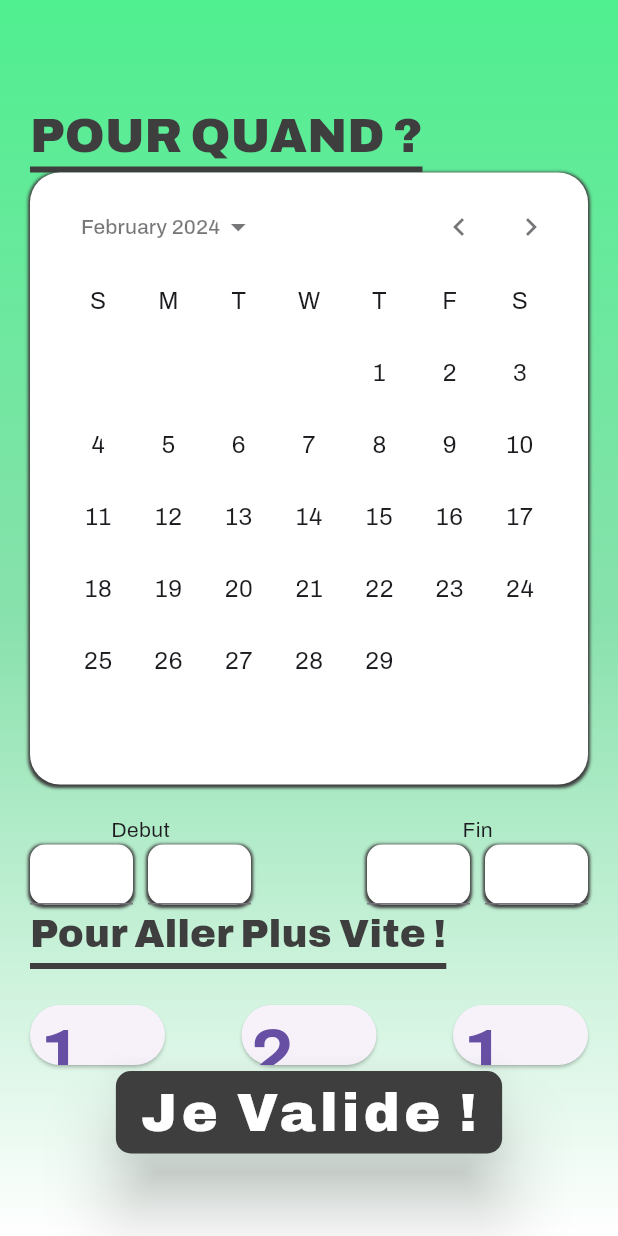
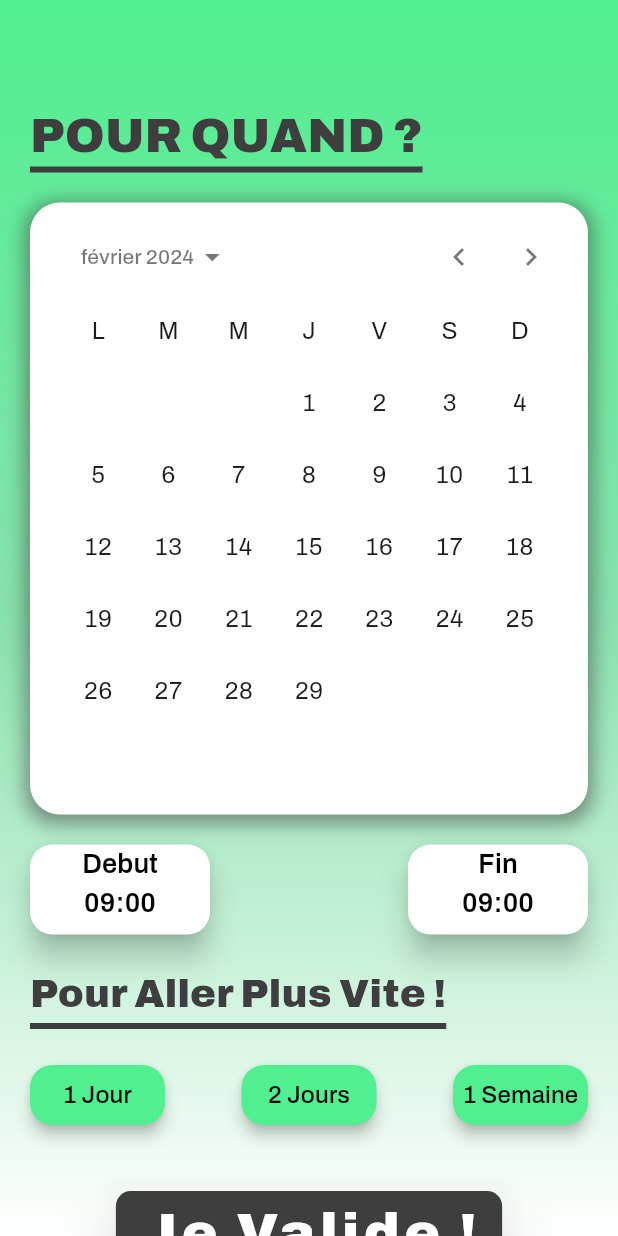
Before and after one commit to ByWizKi/best_rent, a Flutter app: the DatesPage screen opened directly, after a tap on the "chevron left" icon, on a phone screen of 412 x 824 dp. Run offline on Flutter 3.47's test engine with Material 3 defaults, Android fonts, the phone set to English and light mode, and no system bars; drawn by our look-alikes of calendar_date_picker2; our stand-ins replace flutter_datetime_picker_plus, flutter_svg, geocoding, geolocator, google_fonts; missing offline and left inert: google_geocoding_api, google_maps_places_autocomplete_widgets.

Commit message:
Date Picker page 70

```diff
--- a/lib/main.dart
+++ b/lib/main.dart
@@ -1,6 +1,7 @@
 import 'package:best_rent/screens/splash_screen/splash_screen.dart';
 import 'package:best_rent/themes/theme_data.dart';
 import 'package:flutter/material.dart';
+import 'package:flutter_localizations/flutter_localizations.dart';
 
 void main() {
   runApp(const MyApp());
@@ -16,6 +17,10 @@ class MyApp extends StatelessWidget {
       theme: appTheme(),
       home: const SplashScreen(),
       debugShowCheckedModeBanner: false,
+      localizationsDelegates: GlobalMaterialLocalizations.delegates,
+      supportedLocales: const [
+        Locale('fr', 'FR'),
+      ],
     );
   }
 }
--- a/lib/pages/dates_page/components/button_submit_date.dart
+++ b/lib/pages/dates_page/components/button_submit_date.dart
@@ -7,7 +7,9 @@ Widget buttonSubmitDate(context) {
     width: MediaQuery.of(context).size.width / 1.6,
     height: 55,
     child: ElevatedButton(
-      onPressed: () {},
+      onPressed: () {
+
+      },
       style: ElevatedButton.styleFrom(
         backgroundColor: AppColors.blackColor2,
         surfaceTintColor: AppColors.blackColor2,
--- a/lib/pages/dates_page/components/date_picker.dart
+++ b/lib/pages/dates_page/components/date_picker.dart
@@ -1,56 +1,64 @@
+import 'dart:developer';
+
+import 'package:best_rent/services/date_picker/date_picker.dart';
 import 'package:best_rent/themes/app_colors.dart';
 import 'package:best_rent/themes/app_text_styles.dart';
 import 'package:calendar_date_picker2/calendar_date_picker2.dart';
 import 'package:flutter/material.dart';
 
-Widget DatePicker(context) {
+Widget datePicker(context) {
   return Container(
+    margin: const EdgeInsets.only(top: 20.0, bottom: 20.0),
     padding: const EdgeInsets.all(10),
     decoration: const BoxDecoration(
         color: AppColors.whiteColor,
         borderRadius: BorderRadius.all(Radius.circular(20.0)),
         boxShadow: [
           BoxShadow(
-              color: AppColors.blackColor2,
-              spreadRadius: 1,
-              blurRadius: 1,
-              offset: Offset(0, 1),
+            color: Color.fromRGBO(62, 62, 62, 0.527),
+            spreadRadius: 3,
+            blurRadius: 10,
+            offset: Offset(0, 3),
           )
         ]),
     child: CalendarDatePicker2(
       config: CalendarDatePicker2Config(
         calendarType: CalendarDatePicker2Type.range,
         firstDate: DateTime.now(),
-          lastDate: DateTime.now().add(const Duration(days: 365)),
         calendarViewMode: DatePickerMode.day,
         lastMonthIcon: lastMonthIcon,
         nextMonthIcon: nextMonthIcon,
-          weekdayLabels: labelDays(),
+        centerAlignModePicker: true,
+        customModePickerIcon: const SizedBox(),
+        controlsTextStyle: AppTextStyles.controlsTextStyle,
         weekdayLabelTextStyle: AppTextStyles.labelDaysTextStyle,
+        dayTextStyle: AppTextStyles.daysTextStyle,
+        selectedRangeDayTextStyle: AppTextStyles.selectedDaysTextStyle,
+        selectedDayTextStyle: AppTextStyles.selectedDaysTextStyle,
+        rangeBidirectional: true,
         selectedDayHighlightColor: AppColors.primaryColor,
         selectedRangeHighlightColor: AppColors.secondaryColorBis,
-          dayTextStyle: AppTextStyles.daysTextStyle,
-          rangeBidirectional: true,
         dayBorderRadius: BorderRadius.circular(10),
       ),
       value: [
         DateTime.now(),
         DateTime.now().add(const Duration(days: 1)),
       ],
-        onValueChanged: (value) {},
-      ));
+      onValueChanged: (value) async {
+        if (value.length == 2) {
+          try {
+            debugPrint("Upadating date : $value");
+            await updateDate(value);
+            debugPrint("Date updated successfully : $value");
+
+            log('Date updated successfully : $value');
+          } catch (error) {
+            log(error.toString());
           }
-
-List<String>? labelDays() {
-  return [
-    'Lun',
-    'Mar',
-    'Mer',
-    'Jeu',
-    'Ven',
-    'Sam',
-    'Dim',
-  ];
+        }
+      },
+    ),
+  );
 }
 
 BoxDecoration decorationDatePicker() {
--- a/lib/pages/dates_page/components/suggestion_date_widget.dart
+++ b/lib/pages/dates_page/components/suggestion_date_widget.dart
@@ -1,14 +1,21 @@
+import 'package:best_rent/themes/app_colors.dart';
+import 'package:best_rent/themes/app_text_styles.dart';
 import 'package:flutter/material.dart';
 
 Widget suggestionDateSection(context, text) {
   return ElevatedButton(
     style: ButtonStyle(
+        elevation: MaterialStateProperty.all(4),
+        backgroundColor: MaterialStateProperty.all(AppColors.primaryColor),
         fixedSize: MaterialStateProperty.all<Size>(const Size(90, 40)),
         shape: MaterialStatePropertyAll<RoundedRectangleBorder>(
             RoundedRectangleBorder(
-          borderRadius: BorderRadius.circular(20.0),
+          borderRadius: BorderRadius.circular(15),
         ))),
     onPressed: () => {},
-    child: Text(text),
+    child: Text(
+      text,
+      style: AppTextStyles.suggestionDateTimePickerTextStyle,
+    ),
   );
 }
--- a/lib/pages/dates_page/components/suggestion_text.dart
+++ b/lib/pages/dates_page/components/suggestion_text.dart
@@ -3,7 +3,7 @@ import 'package:flutter/material.dart';
 
 Widget textSuggestionSection(context) {
   return Container(
-    margin: const EdgeInsets.only(bottom: 20.0),
+    margin: const EdgeInsets.only(top: 20.0, bottom: 20.0),
     decoration: const BoxDecoration(
       border: Border(
           bottom: BorderSide(
--- a/lib/pages/dates_page/components/time_picker.dart
+++ b/lib/pages/dates_page/components/time_picker.dart
@@ -1,49 +1,61 @@
+import 'package:best_rent/services/date_picker/date_picker.dart';
 import 'package:best_rent/themes/app_colors.dart';
+import 'package:best_rent/themes/app_text_styles.dart';
 import 'package:flutter/material.dart';
-import 'package:flutter/services.dart';
+import 'package:flutter_datetime_picker_plus/flutter_datetime_picker_plus.dart';
 
-Widget timePicker(context, text) {
-  return Container(
-    margin: const EdgeInsets.only(top: 20.0),
-    child: Column(
-      children: [
-        Text(
-          text,
-        ),
-        Row(
-          mainAxisAlignment: MainAxisAlignment.center,
-          children: [
-            inputTime(context),
-            const SizedBox(width: 10.0),
-            inputTime(context),
-          ],
-        )
-      ],
-    ),
-  );
+class TimePicker extends StatefulWidget {
+  final String text;
+  const TimePicker({super.key, required this.text});
+  @override
+  State<TimePicker> createState() => _TimePickerState();
 }
 
-Widget inputTime(context) {
-  return Container(
-    width: MediaQuery.of(context).size.width / 6,
-    height: 40,
-    decoration: const BoxDecoration(
-      color: AppColors.whiteColor,
-      borderRadius: BorderRadius.all(Radius.circular(10.0)),
-      boxShadow: [
-        BoxShadow(
-          color: AppColors.blackColor2,
-          spreadRadius: 1,
-          blurRadius: 1,
-          offset: Offset(0, 1),
-        )
-      ],
-    ),
-    child: const TextField(
-      decoration: InputDecoration(counterText: ""),
-      maxLength: 2,
-      maxLengthEnforcement: MaxLengthEnforcement.enforced,
-      keyboardType: TextInputType.number,
-    ),
-  );
+class _TimePickerState extends State<TimePicker> {
+  String time = '09:00';
+  @override
+  Widget build(BuildContext context) {
+    return ElevatedButton(
+        style: ButtonStyle(
+          fixedSize: MaterialStateProperty.all<Size>(const Size(120, 60)),
+          elevation: MaterialStateProperty.all(8),
+          shape: MaterialStatePropertyAll<RoundedRectangleBorder>(
+            RoundedRectangleBorder(
+              borderRadius: BorderRadius.circular(15),
+            ),
+          ),
+          surfaceTintColor:
+              const MaterialStatePropertyAll<Color>(Colors.transparent),
+          backgroundColor: MaterialStateProperty.all(AppColors.whiteColor),
+        ),
+        onPressed: () {
+          DatePicker.showTimePicker(
+            context,
+            showTitleActions: true,
+            showSecondsColumn: false,
+            onConfirm: (time) async {
+              setState(
+                () {
+                  this.time = '${time.hour}:${time.minute}';
+                },
+              );
+              if (widget.text == 'Debut') {
+                await updateTime(time, true);
+              } else {
+                await updateTime(time, false);
+              }
+            },
+          );
+        },
+        child: Column(children: [
+          Text(
+            widget.text,
+            style: AppTextStyles.timePickerTextStyle,
+          ),
+          Text(
+            time,
+            style: AppTextStyles.timePickerTextStyle,
+          ),
+        ]));
+  }
 }
--- a/lib/pages/dates_page/dates_pages.dart
+++ b/lib/pages/dates_page/dates_pages.dart
@@ -18,7 +18,8 @@ class _DatesPageState extends State<DatesPage> {
   @override
   Widget build(BuildContext context) {
     return Scaffold(
-      body: Container(
+      body: SingleChildScrollView(
+        child: Container(
           padding: const EdgeInsets.only(top: 70.0, left: 20.0, right: 20.0),
           width: MediaQuery.of(context).size.width,
           height: MediaQuery.of(context).size.height,
@@ -27,14 +28,14 @@ class _DatesPageState extends State<DatesPage> {
             crossAxisAlignment: CrossAxisAlignment.start,
             children: [
               textTopSection(context),
-            DatePicker(context),
+              datePicker(context),
               Row(
                 crossAxisAlignment: CrossAxisAlignment.start,
                 mainAxisAlignment: MainAxisAlignment.center,
                 children: [
-                timePicker(context, 'Debut'),
+                  TimePicker(text: 'Debut'),
                   const Spacer(),
-                timePicker(context, 'Fin'),
+                  TimePicker(text: 'Fin'),
                 ],
               ),
               textSuggestionSection(context),
@@ -47,12 +48,16 @@ class _DatesPageState extends State<DatesPage> {
                   suggestionDateSection(context, '1 Semaine'),
                 ],
               ),
+              const SizedBox(
+                height: 40,
+              ),
               Center(
                 child: buttonSubmitDate(context),
               )
             ],
           ),
         ),
+      ),
     );
   }
 }
--- a/lib/pages/position_page/components/list_suggestion_section.dart
+++ b/lib/pages/position_page/components/list_suggestion_section.dart
@@ -1,6 +1,7 @@
 import 'dart:developer';
 
 import 'package:best_rent/services/geo_position/geo_position.dart';
+// import 'package:best_rent/services/service.dart';
 import 'package:best_rent/themes/app_colors.dart';
 import 'package:best_rent/themes/app_text_styles.dart';
 import 'package:flutter/material.dart';
@@ -43,6 +44,7 @@ Widget citySuggestionSection(context, city) {
           await updatePositionFromCityName(city);
           // debugPrint('Position updated successfully by city name : $city');
           // debugPrint(currentUser.position.toString());
+          log('Position updated successfully by city name : $city');
         } catch (error) {
           log('Position not updated by city name : $city \n $error');
           // debugPrint('debugPrint : Position not updated by city name : $city');
--- a/lib/services/service.dart
+++ b/lib/services/service.dart
@@ -1,3 +1,5 @@
 import 'package:best_rent/models/user/user.dart' as user;
 
-user.User currentUser = user.User();
+user.User currentUser = user.User(
+    datePickUp: DateTime.now(),
+    dateDropOff: DateTime.now().add(const Duration(days: 1)));
--- a/lib/themes/app_text_styles.dart
+++ b/lib/themes/app_text_styles.dart
@@ -68,15 +68,40 @@ class AppTextStyles {
   static final TextStyle titleAlertDialog = GoogleFonts.archivo(
       color: AppColors.blackColor2, fontSize: 27, fontWeight: FontWeight.w700);
 
+  static final TextStyle controlsTextStyle = GoogleFonts.archivo(
+    color: AppColors.blackColor,
+    fontWeight: FontWeight.w700,
+    fontSize: 20,
+  );
+
   static final TextStyle labelDaysTextStyle = GoogleFonts.archivo(
-    color: AppColors.blackColor2,
-    fontSize: 13,
-    fontWeight: FontWeight.w500,
+    color: AppColors.blackColor,
+    fontSize: 17,
+    fontWeight: FontWeight.w600,
   );
 
   static final TextStyle daysTextStyle = GoogleFonts.archivo(
     color: AppColors.blackColor2,
-    fontSize: 13,
-    fontWeight: FontWeight.w400,
+    fontSize: 15,
+    fontWeight: FontWeight.w600,
+  );
+
+  static final selectedDaysTextStyle = GoogleFonts.archivo(
+    color: AppColors.blackColor,
+    fontSize: 15,
+    fontWeight: FontWeight.w600,
+  );
+
+  static final TextStyle timePickerTextStyle = GoogleFonts.archivo(
+    color: AppColors.blackColor,
+    fontSize: 18,
+    fontWeight: FontWeight.w600,
+  );
+
+  static final TextStyle suggestionDateTimePickerTextStyle =
+      GoogleFonts.archivo(
+    color: AppColors.blackColor,
+    fontSize: 16,
+    fontWeight: FontWeight.w500,
   );
 }
--- a/pubspec.yaml
+++ b/pubspec.yaml
@@ -13,7 +13,7 @@ dependencies:
     sdk: flutter
 
   cupertino_icons: ^1.0.6
-  intl: ^0.19.0
+  intl: ^0.18.1
   geolocator: ^11.0.0
   google_maps_places_autocomplete_widgets: ^1.2.2
   envied: ^0.5.3
@@ -22,6 +22,8 @@ dependencies:
   geocoding: ^3.0.0
   google_geocoding_api: ^1.4.1
   calendar_date_picker2: ^0.5.5
+  flutter_localization: ^0.2.0
+  flutter_datetime_picker_plus: ^2.1.0
 
 dev_dependencies:
   flutter_test:
```
Also changed, not shown: lib/models/user/user.dart (+7 -2 lines), lib/services/date_picker/date_picker.dart (added, +61 -0 lines), lib/services/geo_position/geo_position.dart (+5 -6 lines), pubspec.lock, 7 other files. Lines whose indentation alone changed are shown as unchanged.
